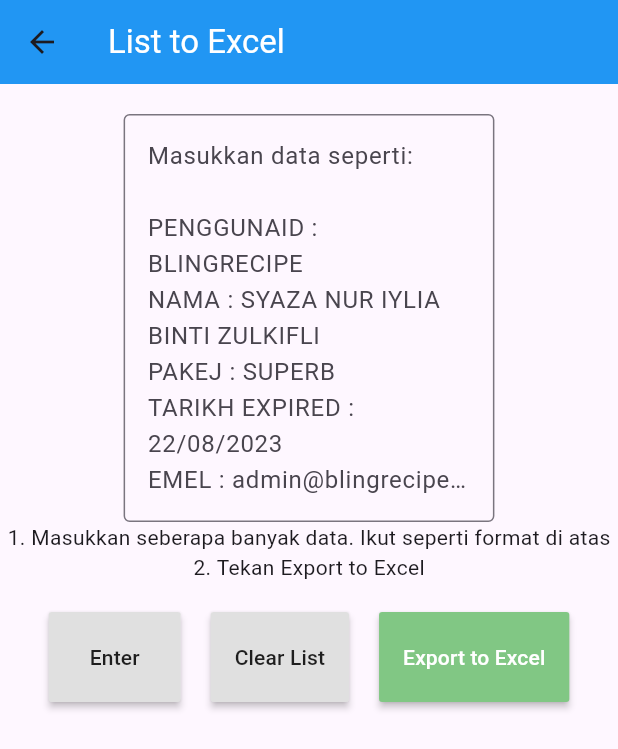
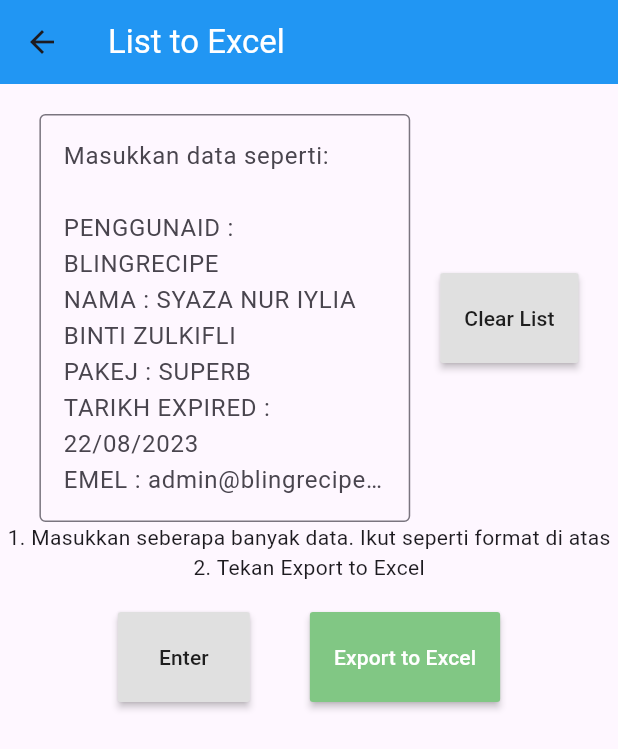
Before and after one commit to acheyfaiz/bizapp-renew-status, a Flutter app: the ListToExcel screen opened directly, after a tap on "Clear List", on a phone screen of 412 x 824 dp. Shown: the top 749 px of the screen. Run offline on Flutter 3.47's test engine with Material 3 defaults, Android fonts, the phone set to English and light mode, and no system bars; our stand-ins replace firebase_core, firebase_storage; missing offline and left inert: excel; accounts and stored records are empty; generated files the repository leaves out were written again.

Commit message:
release v1.1.3 - relocate button clear list in form export to excel

```diff
--- a/lib/list_to_excel.dart
+++ b/lib/list_to_excel.dart
@@ -52,7 +52,27 @@ class _ListToExcelState extends State<ListToExcel> {
 
           const SizedBox(height: 20),
 
-          _form(),
+          Row(
+            mainAxisAlignment: MainAxisAlignment.center,
+            children: [
+              _form(),
+
+              const SizedBox(width: 20),
+
+              /// button clear list
+              MaterialButton(
+                onPressed: (){
+                  setState(() {
+                    _list.clear();
+                    _aa.clear();
+                  });
+                },
+                color: Colors.grey[300],
+                height: 60,
+                child: const Text("Clear List"),
+              ),
+            ],
+          ),
 
           const Text('1. Masukkan seberapa banyak data. Ikut seperti format di atas'),
           const Text('2. Tekan Export to Excel'),
@@ -126,18 +146,6 @@ class _ListToExcelState extends State<ListToExcel> {
         ),
         const SizedBox(width: 20),
 
-        /// button clear list
-        MaterialButton(
-          onPressed: (){
-            setState(() {
-              _list.clear();
-              _aa.clear();
-            });
-          },
-          color: Colors.grey[300],
-          height: 60,
-          child: const Text("Clear List"),
-        ),
         const SizedBox(width: 20),
 
         /// button export to excel
```
